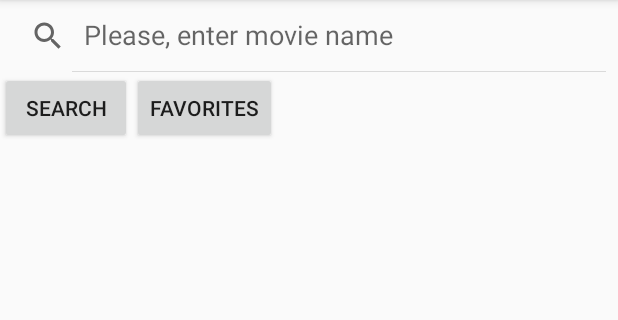
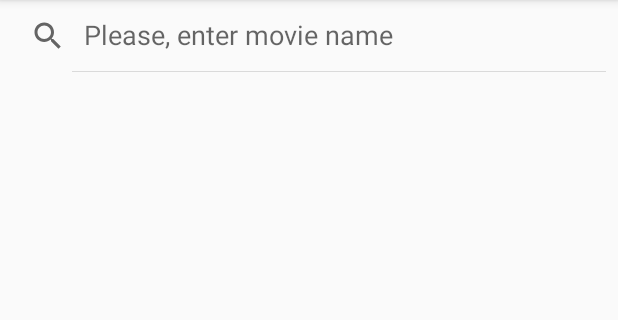
Before and after one commit to dmersiyanov/Find-a-movie-app, an Android app: the screen it shows after launch (MainActivity), on a phone screen of 412 x 824 dp, the part 84-404 px from its top. Run offline under Robolectric (Android 15) with nearby library versions, the phone set to English and light mode, and no system bars; our stand-ins replace Picasso; libraries missing offline, so code that uses them is left out: io.realm, retrofit2.adapter.rxjava, rx.android.schedulers, rx.schedulers; pictures from the network do not load; 11 statements that could not run were skipped.

```diff
--- a/app/src/main/java/com/mersiyanov/dmitry/find_a_movie/MainActivity.java
+++ b/app/src/main/java/com/mersiyanov/dmitry/find_a_movie/MainActivity.java
@@ -9,13 +9,14 @@ import android.support.v7.widget.RecyclerView;
 import android.support.v7.widget.Toolbar;
 import android.view.Menu;
 import android.view.MenuItem;
-import android.widget.Button;
 import android.widget.ImageView;
 import android.widget.SearchView;
 import android.widget.Toast;
 
 import com.mersiyanov.dmitry.find_a_movie.POJO.MovieInfo;
 
+import io.realm.Realm;
+import io.realm.RealmResults;
 import rx.Observable;
 import rx.Observer;
 import rx.android.schedulers.AndroidSchedulers;
@@ -27,9 +28,7 @@ public class MainActivity extends AppCompatActivity {
     SearchView searchView;
     MoviesAdapter moviesAdapter = new MoviesAdapter(this);
     ImageView favoriteIcon;
-    Button btnSearch;
-    Button btnFavorites;
-
+    private Realm mRealm;
 
     @Override
     protected void onCreate(Bundle savedInstanceState) {
@@ -37,8 +36,6 @@ public class MainActivity extends AppCompatActivity {
         setContentView(R.layout.activity_main);
 
         RecyclerView recyclerView = findViewById(R.id.movies_rv);
-        btnFavorites = findViewById(R.id.btn_favorites);
-        btnSearch = findViewById(R.id.btn_search);
 
         recyclerView.setLayoutManager(new LinearLayoutManager(this));
         recyclerView.setHasFixedSize(true);
@@ -48,6 +45,19 @@ public class MainActivity extends AppCompatActivity {
 
         Toolbar myToolbar = findViewById(R.id.my_toolbar);
         setSupportActionBar(myToolbar);
+
+        mRealm = Realm.getDefaultInstance();
+
+        mRealm = Realm.getDefaultInstance();
+
+        mRealm.beginTransaction();
+
+        RealmResults<MovieInfo> movieInfoRealmResults = mRealm.where(MovieInfo.class).findAll();
+
+        mRealm.commitTransaction();
+
+        moviesAdapter.addMovies(movieInfoRealmResults);
+
 
 
 
@@ -98,6 +108,10 @@ public class MainActivity extends AppCompatActivity {
                             Toast.makeText(getApplicationContext(), movieInfo.getError(), Toast.LENGTH_LONG).show();
                         else  {
                             moviesAdapter.addMovie(movieInfo);
+
+                            mRealm.beginTransaction();
+                            mRealm.copyToRealm(movieInfo);
+                            mRealm.commitTransaction();
                         }
                     }
                 });
--- a/app/src/main/java/com/mersiyanov/dmitry/find_a_movie/MovieApp.java
+++ b/app/src/main/java/com/mersiyanov/dmitry/find_a_movie/MovieApp.java
@@ -2,6 +2,7 @@ package com.mersiyanov.dmitry.find_a_movie;
 
 import android.app.Application;
 
+import io.realm.Realm;
 import okhttp3.OkHttpClient;
 import okhttp3.logging.HttpLoggingInterceptor;
 import retrofit2.Retrofit;
@@ -20,6 +21,7 @@ public class MovieApp extends Application {
     @Override
     public void onCreate() {
         super.onCreate();
+        Realm.init(this);
 
         final OkHttpClient client = new OkHttpClient.Builder()
                 .addInterceptor(new HttpLoggingInterceptor().setLevel(HttpLoggingInterceptor.Level.BASIC))
--- a/app/src/main/java/com/mersiyanov/dmitry/find_a_movie/POJO/Rating.java
+++ b/app/src/main/java/com/mersiyanov/dmitry/find_a_movie/POJO/Rating.java
@@ -3,11 +3,13 @@ package com.mersiyanov.dmitry.find_a_movie.POJO;
 import com.google.gson.annotations.Expose;
 import com.google.gson.annotations.SerializedName;
 
+import io.realm.RealmObject;
+
 /**
  * Created by Dmitry on 17.03.2018.
  */
 
-public class Rating {
+public class Rating extends RealmObject {
     @SerializedName("Source")
     @Expose
     private String source;
--- a/app/src/main/res/layout/activity_main.xml
+++ b/app/src/main/res/layout/activity_main.xml
@@ -3,6 +3,7 @@
     xmlns:app="http://schemas.android.com/apk/res-auto"
     android:orientation="vertical"
     xmlns:tools="http://schemas.android.com/tools"
+    android:theme="@style/Theme.AppCompat.Light.NoActionBar"
     android:layout_width="match_parent"
     android:layout_height="match_parent"
     tools:context="com.mersiyanov.dmitry.find_a_movie.MainActivity">
@@ -26,25 +27,6 @@
 
     </SearchView>
 
-    <LinearLayout
-        android:orientation="horizontal"
-        android:layout_width="wrap_content"
-        android:layout_height="wrap_content">
-
-        <Button
-            android:id="@+id/btn_search"
-            android:text="Search"
-            android:layout_width="wrap_content"
-            android:layout_height="wrap_content" />
-
-        <Button
-            android:id="@+id/btn_favorites"
-            android:text="Favorites"
-            android:layout_width="wrap_content"
-            android:layout_height="wrap_content" />
-    </LinearLayout>
-
-
     <android.support.v7.widget.RecyclerView
         android:id="@+id/movies_rv"
         android:padding="25dp"
--- a/build.gradle
+++ b/build.gradle
@@ -8,6 +8,7 @@ buildscript {
     }
     dependencies {
         classpath 'com.android.tools.build:gradle:3.0.1'
+        classpath "io.realm:realm-gradle-plugin:5.0.0"
 
 
         // NOTE: Do not place your application dependencies here; they belong
```
Also changed, not shown: app/build.gradle (+9 -0 lines), app/src/main/java/com/mersiyanov/dmitry/find_a_movie/FavoritesActivity.java (+30 -8 lines), app/src/main/java/com/mersiyanov/dmitry/find_a_movie/MoviesAdapter.java (+31 -9 lines), app/src/main/java/com/mersiyanov/dmitry/find_a_movie/POJO/MovieInfo.java (+20 -15 lines), app/src/main/res/layout/activity_favorites.xml (+6 -3 lines), app/src/main/res/drawable/favorite_movie.png (added).
